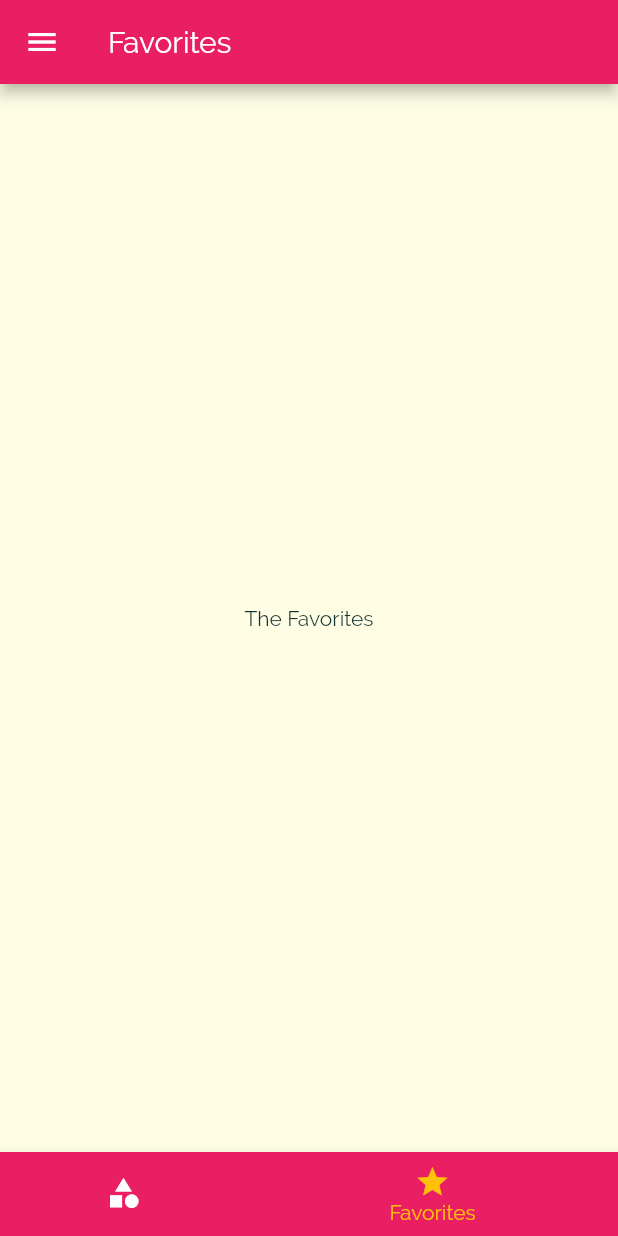
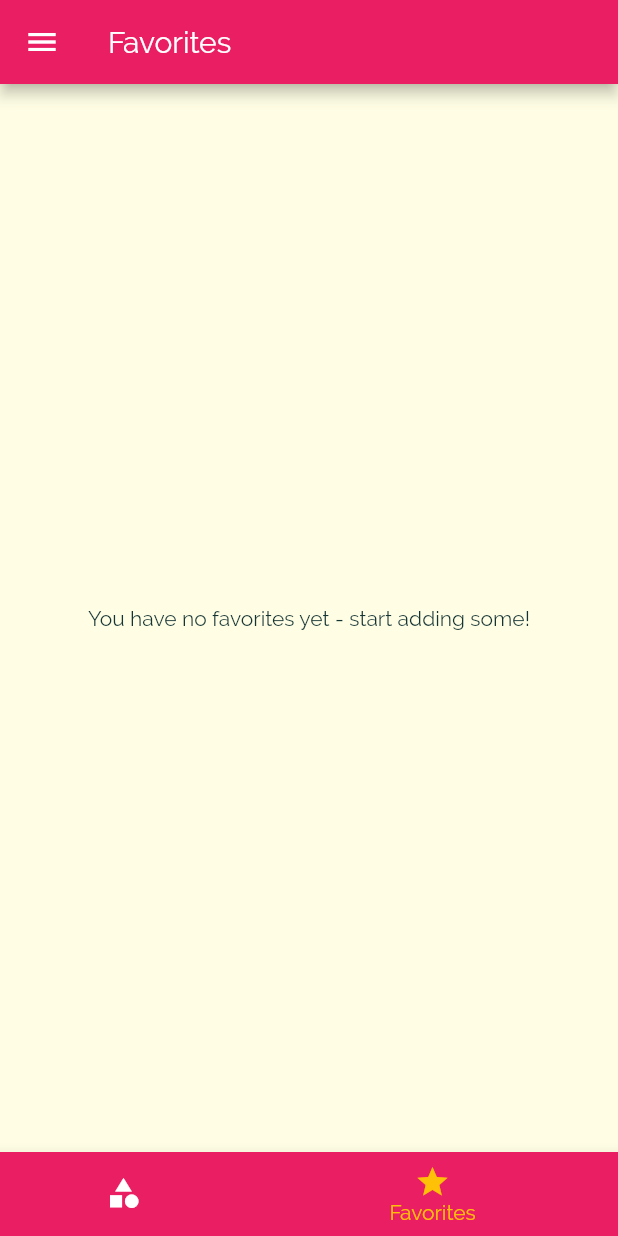
Before and after one commit to wcoder/flutter-playground, a Flutter app: the screen it shows after launch, item 2 of the bottom bar chosen, on a phone screen of 412 x 824 dp. Run offline on Flutter 3.47's test engine with Material 2 defaults, Android fonts, the phone set to English and light mode, and no system bars.

Commit message:
Add logic for favorite

```diff
--- a/meals_app/lib/main.dart
+++ b/meals_app/lib/main.dart
@@ -23,6 +23,7 @@
   };
 
   List<Meal> _availableMeals = DUMMY_MEALS;
+  List<Meal> _favoriteMeals = [];
 
   void _setFilters(Map<String, bool> filterData) {
     setState(() {
@@ -44,6 +45,23 @@
         return true;
       }).toList();
     });
+  }
+
+  void _toggleFavorite(String mealId) {
+    final existingIndex = _favoriteMeals.indexWhere((meal) => meal.id == mealId);
+    if (existingIndex >= 0) {
+      setState(() {
+        _favoriteMeals.removeAt(existingIndex);
+      });
+    } else {
+      setState(() {
+        _favoriteMeals.add(DUMMY_MEALS.firstWhere((meal) => meal.id == mealId));
+      });
+    }
+  }
+
+  bool _isMealFavorite(String mealId) {
+    return _favoriteMeals.any((meal) => meal.id == mealId);
   }
 
   @override
@@ -70,9 +88,9 @@
         ),
       ),
       routes: {
-        Routes.home: (ctx) => TabsPage(),
+        Routes.home: (ctx) => TabsPage(_favoriteMeals),
         Routes.categoryMeals: (ctx) => CategoryMealsPage(_availableMeals),
-        Routes.mealDetail: (ctx) => MealDetailPage(),
+        Routes.mealDetail: (ctx) => MealDetailPage(_toggleFavorite, _isMealFavorite),
         Routes.settings: (ctx) => SettingsPage(_filters, _setFilters),
       },
     );
--- a/meals_app/lib/pages/category_meals_page.dart
+++ b/meals_app/lib/pages/category_meals_page.dart
@@ -49,7 +49,7 @@
       body: ListView.builder(
         itemCount: displayedMeals.length,
         itemBuilder: (ctx, index) {
-          return MealItem(displayedMeals[index], _removeMeal);
+          return MealItem(displayedMeals[index]); // _removeMeal
         },
       ),
     );
--- a/meals_app/lib/pages/favorites_page.dart
+++ b/meals_app/lib/pages/favorites_page.dart
@@ -1,10 +1,25 @@
 import 'package:flutter/material.dart';
+import '../widgets/meal_item.dart';
+import '../models/meal.dart';
 
 class FavoritesPage extends StatelessWidget {
+  final List<Meal> favoriteMeals;
+
+  FavoritesPage(this.favoriteMeals);
+
   @override
   Widget build(BuildContext context) {
-    return Center(
-      child: Text('The Favorites'),
-    );
+    if (favoriteMeals.isEmpty) {
+      return Center(
+        child: Text('You have no favorites yet - start adding some!'),
+      );
+    } else {
+      return ListView.builder(
+        itemCount: favoriteMeals.length,
+        itemBuilder: (ctx, index) {
+          return MealItem(favoriteMeals[index]);
+        },
+      );
+    }
   }
 }
--- a/meals_app/lib/pages/tabs_page.dart
+++ b/meals_app/lib/pages/tabs_page.dart
@@ -1,25 +1,37 @@
 import 'package:flutter/material.dart';
+import '../models/meal.dart';
 import '../widgets/main_drawer.dart';
 import './categories_page.dart';
 import './favorites_page.dart';
 
 class TabsPage extends StatefulWidget {
+  final List<Meal> favoriteMeals;
+
+  TabsPage(this.favoriteMeals);
+
   @override
   _TabsPageState createState() => _TabsPageState();
 }
 
 class _TabsPageState extends State<TabsPage> {
-  final List<Map<String, Object>> _pages = [
+  List<Map<String, Object>> _pages;
+  int _selectedPageIndex = 0;
+
+  @override
+  void initState() {
+    super.initState();
+
+    _pages = [
       {
         'page': CategoriesPage(),
         'title': 'Categories',
       },
       {
-      'page': FavoritesPage(),
+        'page': FavoritesPage(widget.favoriteMeals),
         'title': 'Favorites',
       },
     ];
-  int _selectedPageIndex = 0;
+  }
 
   void _selectPage(int index) {
     setState(() {
```
Also changed, not shown: meals_app/lib/pages/meal_detail_page.dart (+7 -2 lines), meals_app/lib/widgets/meal_item.dart (+5 -5 lines). Lines whose indentation alone changed are shown as unchanged.
